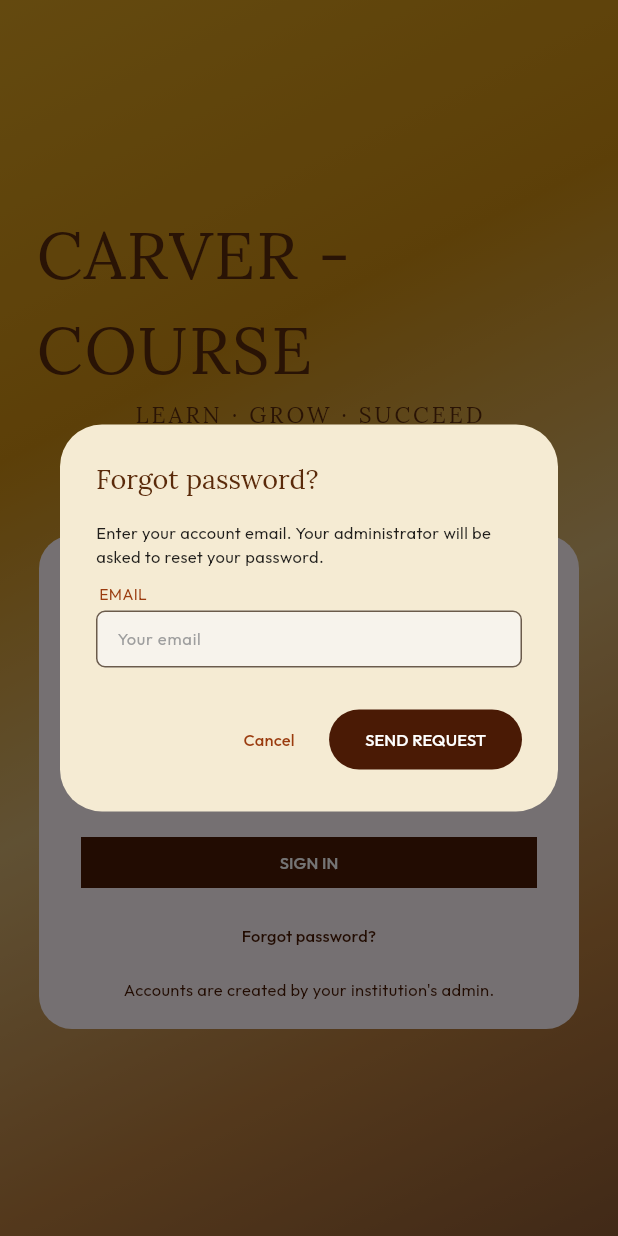
After one commit to TotallyZalg/carver-course-web, a Flutter app: the screen it shows after launch, after a tap on "Forgot password?", on a phone screen of 412 x 824 dp. The commit adds this screen. Run offline on Flutter 3.47's test engine with Material 3 defaults, Android fonts, the phone set to English and light mode, and no system bars; our stand-ins replace file_picker, google_fonts, shared_preferences; accounts and stored records are empty.

Commit message:
Password reset requests (frontend)

```diff
--- a/lib/api_service.dart
+++ b/lib/api_service.dart
@@ -262,9 +262,13 @@ class QuizSummary {
 // ---------- The API calls ----------
 
 class ApiService {
-  // Web and desktop reach the backend at localhost.
-  // The Android emulator reaches your computer through 10.0.2.2 instead.
+  // The hosted backend address is given when the app is built or run:
+  //   flutter run -d chrome --dart-define=API_URL=https://YOUR-NAME.onrender.com/api
+  // Without it, web and desktop use localhost and the Android emulator uses 10.0.2.2.
+  static const String _hostedUrl = String.fromEnvironment('API_URL');
+
   static String get baseUrl {
+    if (_hostedUrl.isNotEmpty) return _hostedUrl;
     if (!kIsWeb && defaultTargetPlatform == TargetPlatform.android) {
       return 'http://10.0.2.2:5000/api';
     }
@@ -278,7 +282,7 @@ class ApiService {
     String path, {
     Map<String, dynamic>? body,
     bool auth = true,
-    Duration timeout = const Duration(seconds: 15),
+    Duration timeout = const Duration(seconds: 60),
     bool signOutOn401 = true,
   }) async {
     final request = http.Request(method, Uri.parse('$baseUrl$path'));
@@ -293,7 +297,8 @@ class ApiService {
       final streamed = await request.send().timeout(timeout);
       res = await http.Response.fromStream(streamed);
     } catch (_) {
-      throw ApiException("Can't reach the server. Is the backend running?");
+      throw ApiException(
+          "Can't reach the server. If it was idle it may be waking up, so wait a minute and try again.");
     }
 
     dynamic data;
@@ -329,7 +334,7 @@ class ApiService {
         '/auth/login',
         body: {'email': email, 'password': password},
         auth: false,
-        timeout: const Duration(seconds: 10),
+        timeout: const Duration(seconds: 60),
       ) as Map<String, dynamic>;
       Session.token = data['token'] as String;
       Session.applyUser(data);
@@ -847,6 +852,75 @@ class DashboardApi {
   }
 }
 
+// ---------- Password reset ----------
+
+class ResetRequest {
+  ResetRequest({
+    required this.id,
+    required this.name,
+    required this.email,
+    required this.role,
+    required this.requestedAt,
+  });
+
+  final String id;
+  final String name;
+  final String email;
+  final String role;
+  final DateTime? requestedAt; // local time zone
+
+  factory ResetRequest.fromJson(Map<String, dynamic> j) => ResetRequest(
+        id: (j['id'] ?? '').toString(),
+        name: (j['name'] ?? '').toString(),
+        email: (j['email'] ?? '').toString(),
+        role: (j['role'] ?? '').toString(),
+        requestedAt: DateTime.tryParse((j['requestedAt'] ?? '').toString())?.toLocal(),
+      );
+}
+
+/// What the admin gets back when approving: the temporary password, shown once.
+class ResetApproval {
+  ResetApproval({required this.name, required this.email, required this.tempPassword});
+
+  final String name;
+  final String email;
+  final String tempPassword;
+
+  factory ResetApproval.fromJson(Map<String, dynamic> j) => ResetApproval(
+        name: (j['name'] ?? '').toString(),
+        email: (j['email'] ?? '').toString(),
+        tempPassword: (j['tempPassword'] ?? '').toString(),
+      );
+}
+
+class PasswordResetApi {
+  /// Public (no sign-in). Returns the server's message, the same for any email.
+  static Future<String> request(String email) async {
+    final data = await ApiService._request(
+      'POST',
+      '/password-reset/request',
+      body: {'email': email},
+      auth: false,
+    ) as Map<String, dynamic>;
+    return (data['message'] ?? '').toString();
+  }
+
+  static Future<List<ResetRequest>> list() async {
+    final data = await ApiService._request('GET', '/password-reset') as List;
+    return data.map((r) => ResetRequest.fromJson(r as Map<String, dynamic>)).toList();
+  }
+
+  static Future<ResetApproval> approve(String id) async {
+    final data = await ApiService._request('POST', '/password-reset/$id/approve')
+        as Map<String, dynamic>;
+    return ResetApproval.fromJson(data);
+  }
+
+  static Future<void> deny(String id) async {
+    await ApiService._request('POST', '/password-reset/$id/deny');
+  }
+}
+
 // ---------- News ----------
 
 class NewsItem {
--- /dev/null
+++ b/lib/forgot_password_dialog.dart
@@ -0,0 +1,112 @@
+import 'package:flutter/material.dart';
+
+import 'api_service.dart';
+import 'theme.dart';
+import 'ui_kit.dart';
+
+/// Opens the "Forgot password?" pop-up (used by the sign-in page).
+Future<void> showForgotPasswordDialog(BuildContext context, {String email = ''}) {
+  return showDialog<void>(
+    context: context,
+    builder: (_) => _ForgotPasswordDialog(initialEmail: email),
+  );
+}
+
+class _ForgotPasswordDialog extends StatefulWidget {
+  const _ForgotPasswordDialog({required this.initialEmail});
+  final String initialEmail;
+
+  @override
+  State<_ForgotPasswordDialog> createState() => _ForgotPasswordDialogState();
+}
+
+class _ForgotPasswordDialogState extends State<_ForgotPasswordDialog> {
+  late final TextEditingController _email =
+      TextEditingController(text: widget.initialEmail);
+  bool _loading = false;
+  String? _error;
+  String? _done; // the server's reply, shown after sending
+
+  @override
+  void dispose() {
+    _email.dispose();
+    super.dispose();
+  }
+
+  Future<void> _send() async {
+    final email = _email.text.trim();
+    if (email.isEmpty) {
+      setState(() => _error = 'Enter your email.');
+      return;
+    }
+    setState(() {
+      _loading = true;
+      _error = null;
+    });
+    try {
+      final message = await PasswordResetApi.request(email);
+      if (!mounted) return;
+      setState(() => _done = message);
+    } catch (e) {
+      if (!mounted) return;
+      setState(() => _error = errorText(e));
+    } finally {
+      if (mounted) setState(() => _loading = false);
+    }
+  }
+
+  @override
+  Widget build(BuildContext context) {
+    return AlertDialog(
+      backgroundColor: AppColors.cardCream,
+      title: Text('Forgot password?',
+          style: AppText.serif(size: 18, color: AppColors.title)),
+      content: SizedBox(
+        width: 320,
+        child: Column(
+          mainAxisSize: MainAxisSize.min,
+          crossAxisAlignment: CrossAxisAlignment.start,
+          children: [
+            if (_done != null) ...[
+              Text(_done!, style: AppText.sans(size: 11, color: Colors.black87)),
+              const SizedBox(height: 8),
+              Text('Your administrator will give you a temporary password in person.',
+                  style: AppText.sans(size: 11, color: Colors.black87)),
+            ] else ...[
+              Text(
+                'Enter your account email. Your administrator will be asked to reset your password.',
+                style: AppText.sans(size: 11, color: Colors.black87),
+              ),
+              fieldLabel('EMAIL'),
+              inputField(_email, 'Your email', onSubmitted: (_) => _send()),
+              if (_error != null) ...[
+                const SizedBox(height: 10),
+                Text(_error!,
+                    style: AppText.sans(size: 11, color: const Color(0xFFB3261E))),
+              ],
+            ],
+          ],
+        ),
+      ),
+      actions: [
+        TextButton(
+          onPressed: () => Navigator.pop(context),
+          child: Text(_done == null ? 'Cancel' : 'Close',
+              style: AppText.sans(size: 11, color: AppColors.label)),
+        ),
+        if (_done == null)
+          FilledButton(
+            onPressed: _loading ? null : _send,
+            style: FilledButton.styleFrom(backgroundColor: AppColors.darkBrown),
+            child: _loading
+                ? const SizedBox(
+                    height: 14,
+                    width: 14,
+                    child: CircularProgressIndicator(strokeWidth: 2, color: Colors.white),
+                  )
+                : Text('SEND REQUEST', style: AppText.sans(size: 11, color: Colors.white)),
+          ),
+      ],
+    );
+  }
+}
--- a/lib/institutions_page.dart
+++ b/lib/institutions_page.dart
@@ -2,6 +2,7 @@ import 'package:flutter/material.dart';
 
 import 'api_service.dart';
 import 'app_shell.dart';
+import 'reset_requests_section.dart';
 import 'theme.dart';
 import 'ui_kit.dart';
 
@@ -62,6 +63,7 @@ class _InstitutionsPageState extends State<InstitutionsPage> {
               ],
             ),
             const SizedBox(height: 14),
+            const ResetRequestsSection(),
             FutureBuilder<List<Institution>>(
               future: _future,
               builder: (context, snapshot) {
--- a/lib/sign_in_page.dart
+++ b/lib/sign_in_page.dart
@@ -1,6 +1,7 @@
 import 'package:flutter/material.dart';
 
 import 'api_service.dart';
+import 'forgot_password_dialog.dart';
 import 'theme.dart';
 
 class SignInPage extends StatefulWidget {
@@ -132,7 +133,16 @@ class _SignInPageState extends State<SignInPage> {
                   : Text('SIGN IN', style: AppText.sans(size: 11, color: Colors.white)),
             ),
           ),
-          const SizedBox(height: 12),
+          const SizedBox(height: 8),
+          Center(
+            child: TextButton(
+              onPressed: () =>
+                  showForgotPasswordDialog(context, email: _email.text.trim()),
+              child: Text('Forgot password?',
+                  style: AppText.sans(size: 11, color: AppColors.darkBrown)),
+            ),
+          ),
+          const SizedBox(height: 4),
           Center(
             child: Text("Accounts are created by your institution's admin.",
                 style: AppText.sans(size: 11, color: AppColors.darkBrown)),
--- a/lib/users_page.dart
+++ b/lib/users_page.dart
@@ -2,6 +2,7 @@ import 'package:flutter/material.dart';
 
 import 'api_service.dart';
 import 'app_shell.dart';
+import 'reset_requests_section.dart';
 import 'theme.dart';
 import 'ui_kit.dart';
 
@@ -86,6 +87,7 @@ class _UsersPageState extends State<UsersPage> {
               ],
             ),
             const SizedBox(height: 14),
+            const ResetRequestsSection(),
             FutureBuilder<List<UserLite>>(
               future: _future,
               builder: (context, snapshot) {
```
Also changed, not shown: lib/reset_requests_section.dart (added, +243 -0 lines).
